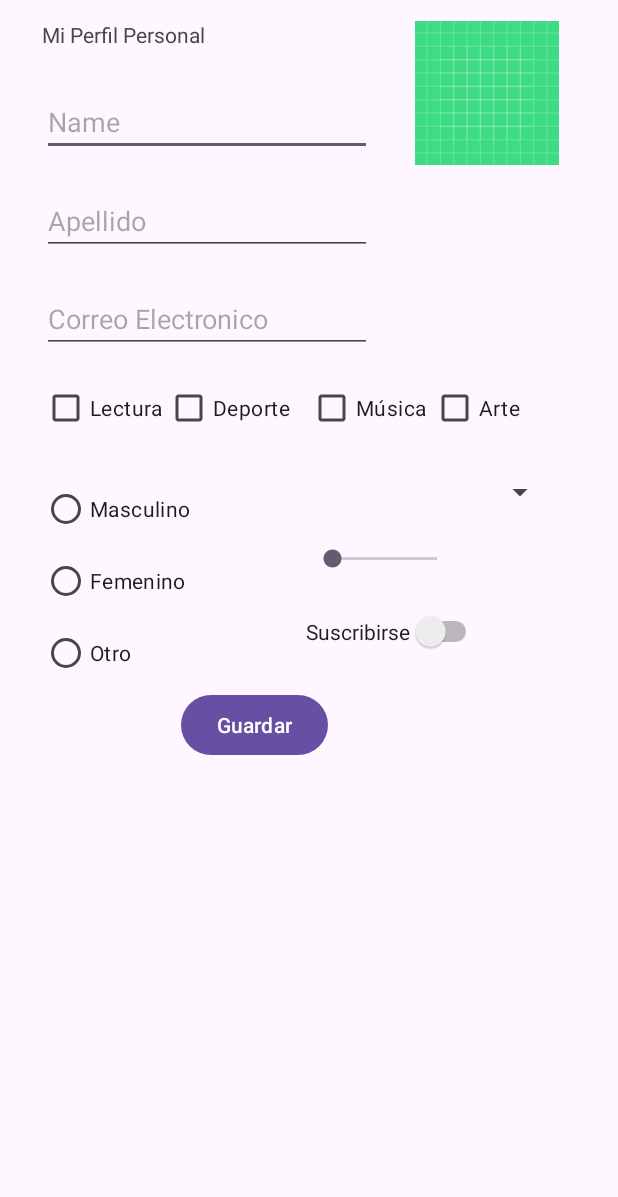
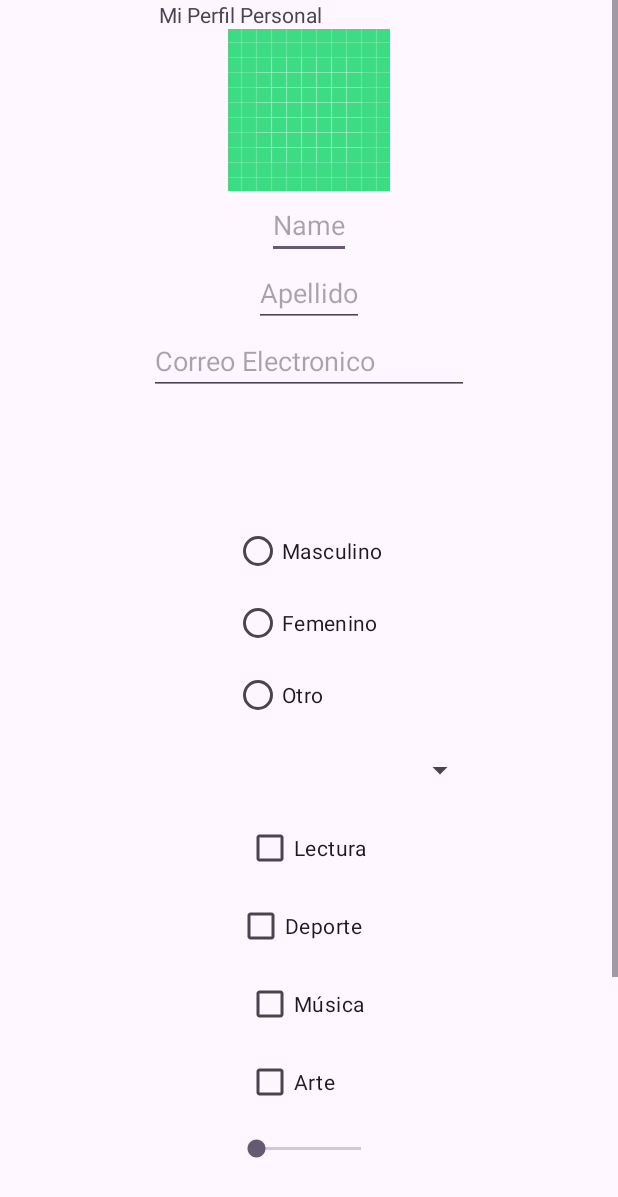
Before and after one commit to sebasRuss/Pr_003_PMDM, an Android app: the layout activity_main.xml on its own in the app's theme, with its tools: preview values and no code run, on a phone screen of 412 x 824 dp. Shown: the top 1197 px of the screen. Run offline under Robolectric (Android 15) with nearby library versions, the phone set to English and light mode, and no system bars.

Commit message:
Rama donde el scrollView esta por fuera y usamos linerLayout en vez de constraintLayout

```diff
--- a/app/src/main/java/com/example/pr_3_pmdm/MainActivity.kt
+++ b/app/src/main/java/com/example/pr_3_pmdm/MainActivity.kt
@@ -157,8 +157,8 @@ class MainActivity : AppCompatActivity(), AdapterView.OnItemSelectedListener {
                 mensajeError("Correo introducido no valido")
             } else {
                 val mensajeVisualizacion =
-                    "Nombre: $nombre\nApellido: $apellido\nCorreo Electronico: $correo\nCiudad:" +
-                            " $ciudad\nPreferencias: $preferencia\nSexo: $sexo\nNivel Satisfaccion: $nivelSatisfaccion\nSuscripción: $eleccionSuscrito "
+                    "Nombre: $nombre\n\nApellido: $apellido\n\nCorreo Electronico: $correo\n\nCiudad:" +
+                            " $ciudad\n\nPreferencias: $preferencia\n\nSexo: $sexo\n\nNivel Satisfaccion: $nivelSatisfaccion\n\nSuscripción: $eleccionSuscrito "
 
                 //enviamos la infomacion a la visuazliccion del textView
                 textVisualizacion.setText(mensajeVisualizacion)
--- a/app/src/main/res/layout/activity_main.xml
+++ b/app/src/main/res/layout/activity_main.xml
@@ -1,21 +1,31 @@
 <?xml version="1.0" encoding="utf-8"?>
+
 <ScrollView xmlns:android="http://schemas.android.com/apk/res/android"
+    android:id="@+id/main"
+    tools:context=".MainActivity"
     xmlns:app="http://schemas.android.com/apk/res-auto"
     xmlns:tools="http://schemas.android.com/tools"
     android:layout_width="match_parent"
-    android:layout_height="match_parent">
+    android:layout_height="match_parent"
+    android:fillViewport="true" >
 
-    <androidx.constraintlayout.widget.ConstraintLayout
-        android:id="@+id/main"
+
+    <LinearLayout
+        android:orientation="vertical"
         android:layout_width="match_parent"
         android:layout_height="wrap_content"
-        tools:context=".MainActivity">
+        android:gravity="center_horizontal"
+        >
 
+
+        <!-- Importante el tipo de dato, texto, correo...se usa el
+        android:input=textPersonName -->
+        <!-- Usamos placeHolder: android:hint="" -->
 
         <TextView
             android:id="@+id/textViewPerfil"
             android:layout_width="199dp"
-            android:layout_height="20dp"
+            android:layout_height="wrap_content"
             android:text="@string/mi_perfil_personal"
             app:layout_constraintBottom_toBottomOf="parent"
             app:layout_constraintEnd_toEndOf="parent"
@@ -26,8 +36,8 @@
 
         <ImageView
             android:id="@+id/imageViewFoto"
-            android:layout_width="96dp"
-            android:layout_height="97dp"
+            android:layout_width="wrap_content"
+            android:layout_height="wrap_content"
             app:layout_constraintBottom_toBottomOf="parent"
             app:layout_constraintEnd_toEndOf="parent"
             app:layout_constraintHorizontal_bias="0.556"
@@ -36,42 +46,39 @@
             app:layout_constraintVertical_bias="0.025"
             app:srcCompat="@drawable/ic_launcher_background" />
 
-        <!-- Importante el tipo de dato, texto, correo...se usa el
-        android:input=textPersonName -->
-        <!-- Usamos placeHolder: android:hint="" -->
         <EditText
             android:id="@+id/editTextNombre"
-            android:layout_width="220dp"
-            android:layout_height="42dp"
+            android:layout_width="wrap_content"
+            android:layout_height="wrap_content"
+            android:hint="@string/name"
             android:inputType="textPersonName"
-            android:hint="@string/name"
             app:layout_constraintBottom_toBottomOf="parent"
             app:layout_constraintEnd_toEndOf="parent"
-            app:layout_constraintHorizontal_bias="0.146"
+            app:layout_constraintHorizontal_bias="0.078"
             app:layout_constraintStart_toStartOf="parent"
             app:layout_constraintTop_toBottomOf="@+id/textViewPerfil"
-            app:layout_constraintVertical_bias="0.053" />
+            app:layout_constraintVertical_bias="0.06" />
 
         <EditText
             android:id="@+id/editTextApellido"
-            android:layout_width="220dp"
-            android:layout_height="42dp"
+            android:layout_width="wrap_content"
+            android:layout_height="wrap_content"
+            android:hint="@string/apellido"
             android:inputType="textPersonName"
-            android:hint="@string/apellido"
             app:layout_constraintBottom_toBottomOf="parent"
-            app:layout_constraintEnd_toEndOf="@+id/editTextNombre"
-            app:layout_constraintHorizontal_bias="0.0"
-            app:layout_constraintStart_toStartOf="@+id/editTextNombre"
+            app:layout_constraintEnd_toEndOf="parent"
+            app:layout_constraintHorizontal_bias="0.082"
+            app:layout_constraintStart_toStartOf="parent"
             app:layout_constraintTop_toBottomOf="@+id/editTextNombre"
-            app:layout_constraintVertical_bias="0.051" />
+            app:layout_constraintVertical_bias="0.046" />
 
         <EditText
             android:id="@+id/editTextTextCorreoElectronico"
-            android:layout_width="220dp"
+            android:layout_width="wrap_content"
             android:layout_height="wrap_content"
             android:ems="10"
+            android:hint="@string/correo_electronico"
             android:inputType="textEmailAddress"
-            android:hint="@string/correo_electronico"
             app:layout_constraintBottom_toBottomOf="parent"
             app:layout_constraintEnd_toEndOf="@+id/editTextApellido"
             app:layout_constraintHorizontal_bias="0.0"
@@ -112,7 +119,7 @@
 
         <Spinner
             android:id="@+id/spinnerPaises"
-            android:layout_width="165dp"
+            android:layout_width="223dp"
             android:layout_height="52dp"
             app:layout_constraintBottom_toBottomOf="parent"
             app:layout_constraintEnd_toEndOf="parent"
@@ -211,23 +218,22 @@
             android:text="@string/guardar"
             app:layout_constraintBottom_toBottomOf="parent"
             app:layout_constraintEnd_toEndOf="parent"
-            app:layout_constraintHorizontal_bias="0.384"
             app:layout_constraintStart_toStartOf="parent"
             app:layout_constraintTop_toBottomOf="@+id/radioGroupSexo"
-            app:layout_constraintVertical_bias="0.0" />
+            app:layout_constraintVertical_bias="0.21" />
 
         <TextView
             android:id="@+id/textViewVisualizacionPerfil"
-            android:layout_width="279dp"
-            android:layout_height="112dp"
+            android:layout_width="335dp"
+            android:layout_height="143dp"
             android:text=""
             app:layout_constraintBottom_toBottomOf="parent"
             app:layout_constraintEnd_toEndOf="parent"
-            app:layout_constraintHorizontal_bias="0.318"
+            app:layout_constraintHorizontal_bias="0.46"
             app:layout_constraintStart_toStartOf="parent"
             app:layout_constraintTop_toBottomOf="@+id/buttonGuardar"
-            app:layout_constraintVertical_bias="0.0" />
+            app:layout_constraintVertical_bias="1.0" />
 
 
-    </androidx.constraintlayout.widget.ConstraintLayout>
+    </LinearLayout>
 </ScrollView>
```
